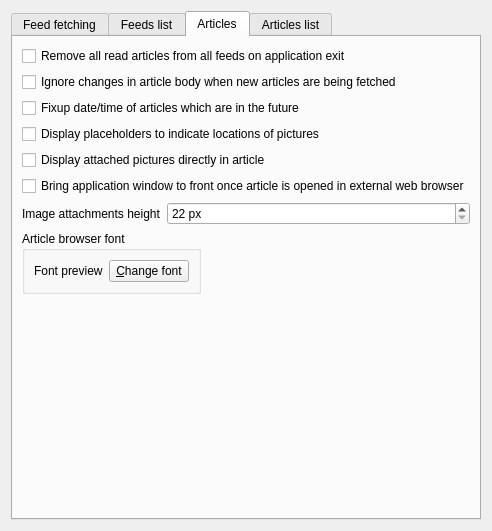
Before: the Qt Designer form src/librssguard/gui/settings/settingsfeedsmessages.ui in martinrotter/rssguard, drawn with Qt 5.
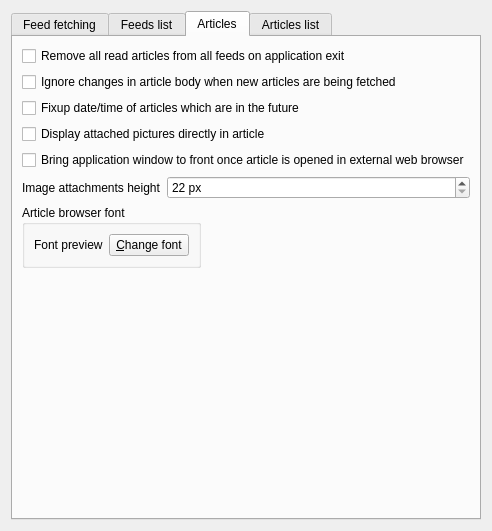
After: the same form once the commit is applied. The open tabs and pages were chosen to show the change. Custom widgets are drawn as their Qt base class.

```diff
--- a/src/librssguard/gui/settings/settingsfeedsmessages.ui
+++ b/src/librssguard/gui/settings/settingsfeedsmessages.ui
@@ -297,28 +297,28 @@
          </property>
         </widget>
        </item>
-       <item row="3" column="0" colspan="2">
-        <widget class="QCheckBox" name="m_checkDisplayPlaceholders">
+       <item row="2" column="0" colspan="2">
+        <widget class="QCheckBox" name="m_cbFixupArticleDatetime">
          <property name="text">
-          <string>Display placeholders to indicate locations of pictures</string>
+          <string>Fixup date/time of articles which are in the future</string>
          </property>
         </widget>
        </item>
-       <item row="4" column="0" colspan="2">
+       <item row="3" column="0" colspan="2">
         <widget class="QCheckBox" name="m_cbShowEnclosuresDirectly">
          <property name="text">
           <string>Display attached pictures directly in article</string>
          </property>
         </widget>
        </item>
-       <item row="5" column="0" colspan="2">
+       <item row="4" column="0" colspan="2">
         <widget class="QCheckBox" name="m_checkBringToForegroundAfterMsgOpened">
          <property name="text">
           <string>Bring application window to front once article is opened in external web browser</string>
          </property>
         </widget>
        </item>
-       <item row="6" column="0">
+       <item row="5" column="0">
         <widget class="QLabel" name="m_lblHeightImageAttachments">
          <property name="text">
           <string>Image attachments height</string>
@@ -328,7 +328,7 @@
          </property>
         </widget>
        </item>
-       <item row="6" column="1">
+       <item row="5" column="1">
         <widget class="QSpinBox" name="m_spinHeightImageAttachments">
          <property name="suffix">
           <string notr="true"> px</string>
@@ -341,7 +341,7 @@
          </property>
         </widget>
        </item>
-       <item row="7" column="0" colspan="2">
+       <item row="6" column="0" colspan="2">
         <layout class="QHBoxLayout" name="horizontalLayout_4">
          <item>
           <widget class="QGroupBox" name="groupBox_4">
@@ -384,7 +384,7 @@
          </item>
         </layout>
        </item>
-       <item row="8" column="0" colspan="2">
+       <item row="7" column="0" colspan="2">
         <spacer name="verticalSpacer_2">
          <property name="orientation">
           <enum>Qt::Vertical</enum>
@@ -397,13 +397,6 @@
          </property>
         </spacer>
        </item>
-       <item row="2" column="0" colspan="2">
-        <widget class="QCheckBox" name="m_cbFixupArticleDatetime">
-         <property name="text">
-          <string>Fixup date/time of articles which are in the future</string>
-         </property>
-        </widget>
-       </item>
       </layout>
      </widget>
      <widget class="QWidget" name="m_tabArticlesList">
```
Left out of the diff: 1 changed line with no effect on the pictures.
